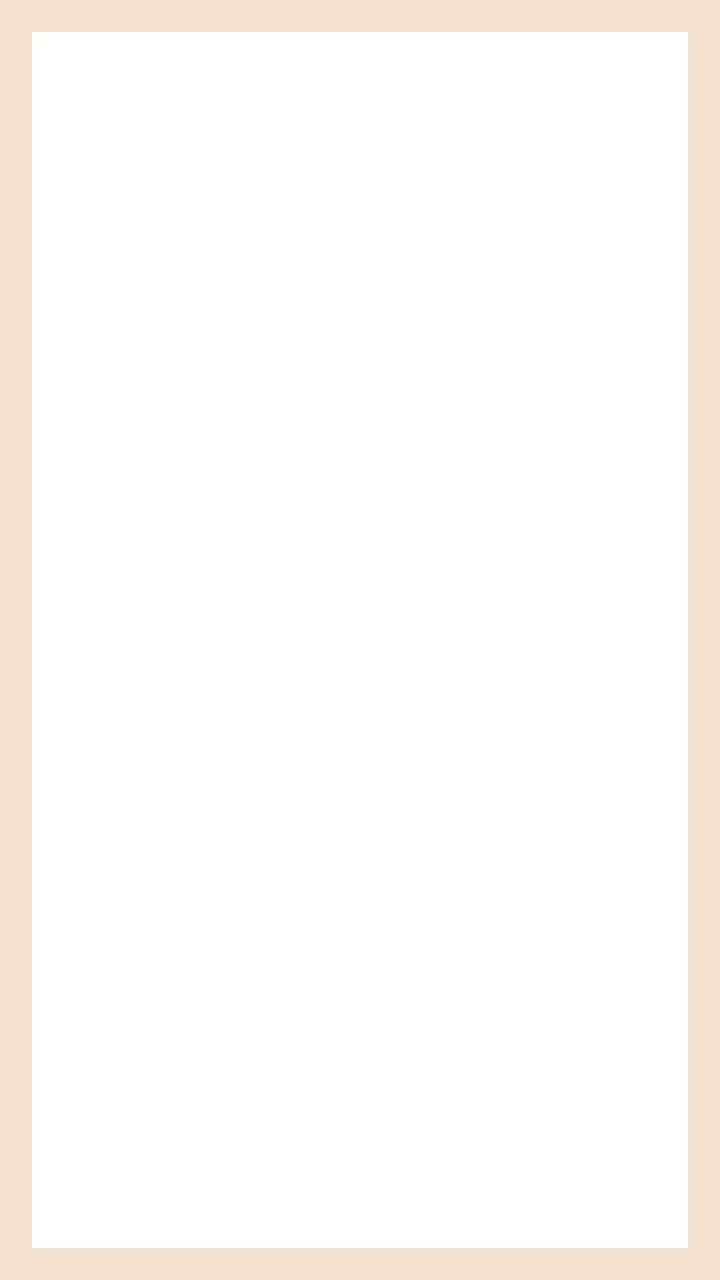
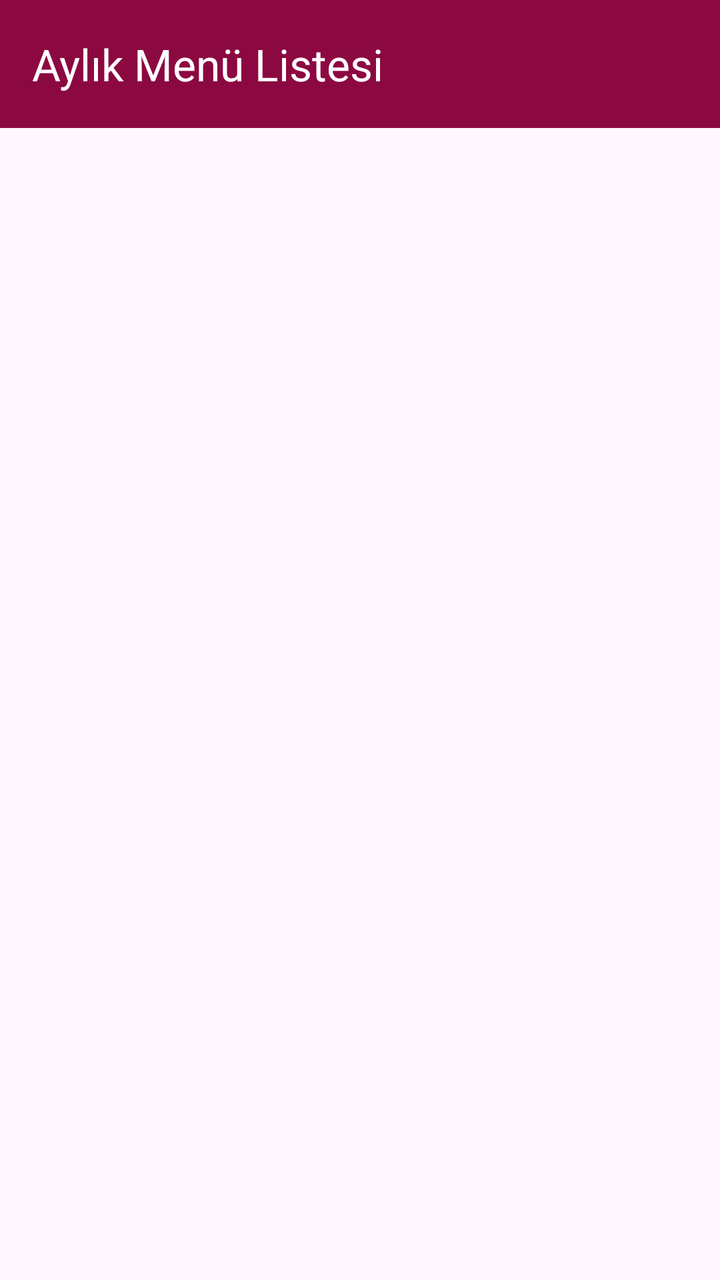

Screens rendered from an Android XML layout before and after an edit, with the pre-edit source and the edit as a unified diff.
<!-- AndroidManifest.xml: activity theme Theme.FUYemekhane -->
<!-- res/layout/activity_aylik_menu.xml -->
<?xml version="1.0" encoding="utf-8"?>
<androidx.constraintlayout.widget.ConstraintLayout
    xmlns:android="http://schemas.android.com/apk/res/android"
    xmlns:app="http://schemas.android.com/apk/res-auto"
    xmlns:tools="http://schemas.android.com/tools"
    android:id="@+id/main"
    android:layout_width="match_parent"
    android:layout_height="match_parent"
    android:background="@color/main_background"
    tools:context=".AylikMenuActivity"
    android:padding="16dp">

    
    <TextView
        android:id="@+id/aylikMenuTitle"
        android:layout_width="wrap_content"
        android:layout_height="wrap_content"
        android:text="Aylık Menü Listesi"
        android:textSize="20sp"
        android:textStyle="bold"
        android:layout_marginBottom="12dp"
        android:textColor="@android:color/black"
        tools:ignore="MissingConstraints" />

    
    <ListView
        android:id="@+id/menuListView"
        android:layout_width="match_parent"
        android:layout_height="match_parent"
        android:divider="@android:color/darker_gray"
        android:dividerHeight="1dp"
        android:background="@android:color/white"/>

</androidx.constraintlayout.widget.ConstraintLayout>
<!-- resources referenced by this layout -->
<resources>
  <color name="main_background">#F3E3D0</color>
  <style name="Theme.FUYemekhane" parent="Base.Theme.FUYemekhane" />
  <style name="Base.Theme.FUYemekhane" parent="Theme.Material3.DayNight">
          <item name="colorPrimary">@color/my_primary</item>
          <item name="colorPrimaryVariant">@color/my_primary_variant</item>
          <item name="colorOnPrimary">@color/white</item>
          <item name="titleTextColor">@android:color/white</item>
      </style>
  <color name="my_primary">#8c0841</color>
  <color name="my_primary_variant">#8c0841</color>
  <color name="white">#FFFFFFFF</color>
</resources>

<!-- the commit's change to res/layout/activity_aylik_menu.xml (unified diff, before → after) -->
@@ -1,26 +1,21 @@
 <?xml version="1.0" encoding="utf-8"?>
-<androidx.constraintlayout.widget.ConstraintLayout
-    xmlns:android="http://schemas.android.com/apk/res/android"
+<LinearLayout xmlns:android="http://schemas.android.com/apk/res/android"
     xmlns:app="http://schemas.android.com/apk/res-auto"
     xmlns:tools="http://schemas.android.com/tools"
-    android:id="@+id/main"
+    android:id="@+id/aylikMenuLayout"
     android:layout_width="match_parent"
     android:layout_height="match_parent"
-    android:background="@color/main_background"
-    tools:context=".AylikMenuActivity"
-    android:padding="16dp">
+    android:orientation="vertical"
+    tools:context=".AylikMenuActivity">
 
     
-    <TextView
-        android:id="@+id/aylikMenuTitle"
-        android:layout_width="wrap_content"
-        android:layout_height="wrap_content"
-        android:text="Aylık Menü Listesi"
-        android:textSize="20sp"
-        android:textStyle="bold"
-        android:layout_marginBottom="12dp"
-        android:textColor="@android:color/black"
-        tools:ignore="MissingConstraints" />
+    <androidx.appcompat.widget.Toolbar
+        android:id="@+id/toolbar"
+        android:layout_width="match_parent"
+        android:layout_height="?attr/actionBarSize"
+        android:background="@color/my_primary"
+        app:title="Aylık Menü Listesi"
+        app:titleTextColor="@android:color/white"/>
 
     
     <ListView
@@ -28,7 +23,5 @@
         android:layout_width="match_parent"
         android:layout_height="match_parent"
         android:divider="@android:color/darker_gray"
-        android:dividerHeight="1dp"
-        android:background="@android:color/white"/>
-
-</androidx.constraintlayout.widget.ConstraintLayout>
+        android:dividerHeight="1dp"/>
+</LinearLayout>
<!-- resource entries referenced after the edit -->
@@ -1,14 +1,16 @@
 <!-- resources referenced by this layout -->
 <resources>
-  <color name="main_background">#F3E3D0</color>
+  <color name="my_primary">#8c0841</color>
   <style name="Theme.FUYemekhane" parent="Base.Theme.FUYemekhane" />
   <style name="Base.Theme.FUYemekhane" parent="Theme.Material3.DayNight">
+          <item name="windowActionBar">false</item>
+          <item name="windowNoTitle">true</item>
+  
           <item name="colorPrimary">@color/my_primary</item>
           <item name="colorPrimaryVariant">@color/my_primary_variant</item>
           <item name="colorOnPrimary">@color/white</item>
           <item name="titleTextColor">@android:color/white</item>
       </style>
-  <color name="my_primary">#8c0841</color>
   <color name="my_primary_variant">#8c0841</color>
   <color name="white">#FFFFFFFF</color>
 </resources>
